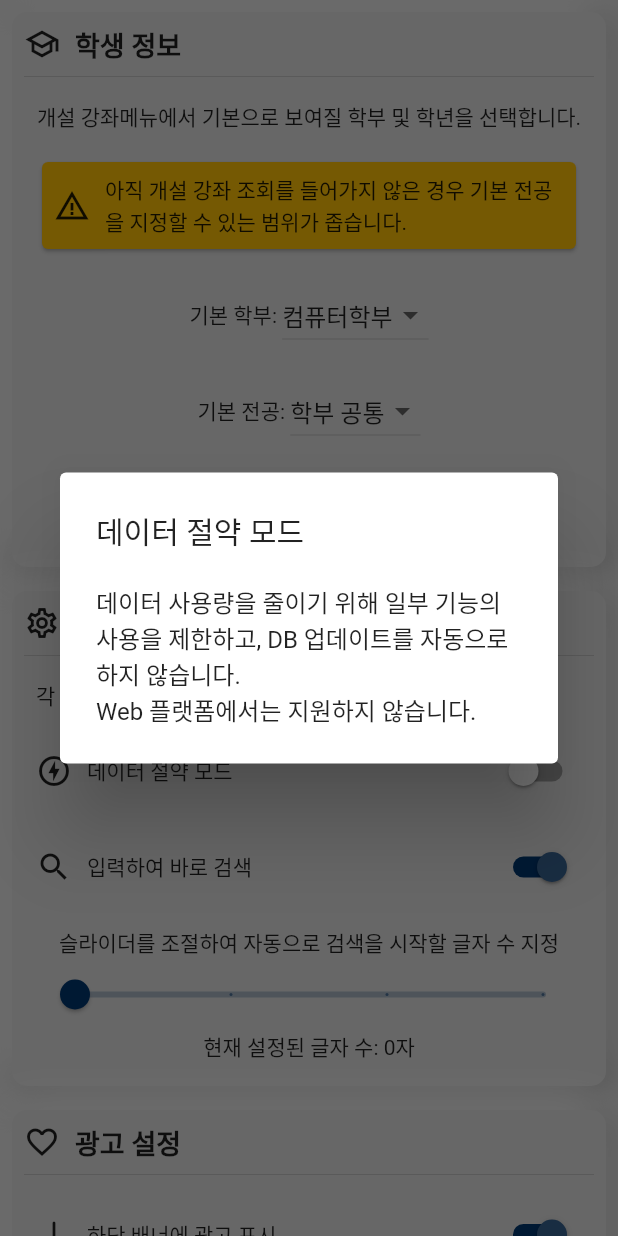
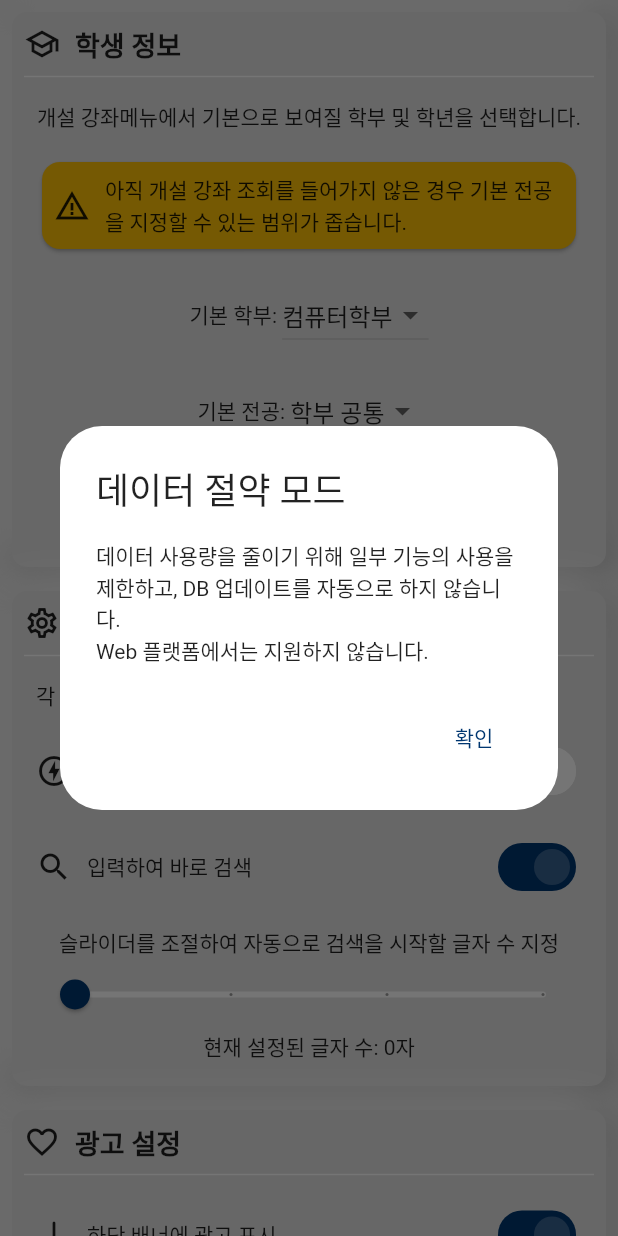
Before and after one commit to sun30812/suwon_mate, a Flutter app: the SettingPage screen opened by its route, after a tap on "데이터 절약 모드", on a phone screen of 412 x 824 dp. Run offline on Flutter 3.47's test engine with Material 2 defaults, Android fonts, the phone set to English and light mode, and no system bars; our stand-ins replace firebase_core, firebase_database, flutter_html, google_mobile_ads, package_info_plus, shared_preferences; accounts and stored records are empty; network calls fail.

```diff
--- a/lib/settings.dart
+++ b/lib/settings.dart
@@ -1,5 +1,4 @@
 import 'dart:convert';
-
 import 'package:flutter/foundation.dart';
 import 'package:flutter/material.dart';
 import 'package:package_info_plus/package_info_plus.dart';
@@ -248,9 +247,12 @@ class _SettingPageState extends State<SettingPage> {
                                         showDialog(
                                             context: context,
                                             builder: (BuildContext context) {
-                                              return const AlertDialog(
-                                                title: Text('데이터 절약 모드'),
-                                                content: Text(
+                                              return AlertDialog(
+                                                actions: [
+                                                  TextButton(onPressed: () => Navigator.of(context).pop(), child: const Text('확인'))
+                                                ],
+                                                title: const Text('데이터 절약 모드'),
+                                                content: const Text(
                                                     '데이터 사용량을 줄이기 위해 일부 기능의 사용을 제한하고, DB 업데이트를 '
                                                     '자동으로 하지 않습니다. \nWeb 플랫폼에서는 지원하지 않습니다.'),
                                               );
@@ -306,9 +308,12 @@ class _SettingPageState extends State<SettingPage> {
                                         showDialog(
                                             context: context,
                                             builder: (BuildContext context) {
-                                              return const AlertDialog(
-                                                title: Text('입력하여 바로 검색'),
-                                                content: Text(
+                                              return  AlertDialog(
+                                                actions: [
+                                                  TextButton(onPressed: () => Navigator.of(context).pop(), child: const Text('확인'))
+                                                ],
+                                                title: const Text('입력하여 바로 검색'),
+                                                content: const Text(
                                                     '과목을 검색할 때 입력하는 즉시 검색을 바로 시작합니다.\n'
                                                         '검색 시 동작이 많이 끊기는 경우 해당 설정을 조절하여 개선할 수 있습니다.'),
                                               );
```
Also changed, not shown: lib/main.dart (+31 -9 lines), lib/styles/style_widget.dart (+22 -0 lines).
